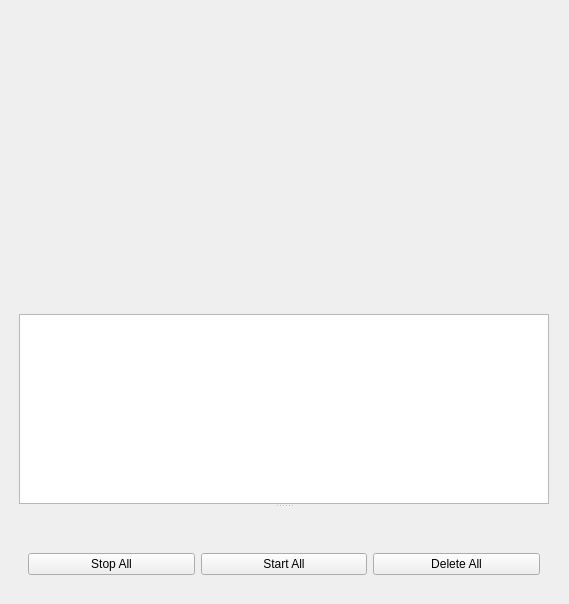
This is sVanilla/src/ClientUi/Download/DownloadWidget.ui in WangPengZhan/sVanilla as Qt 5 draws it before an edit. The edited form follows.
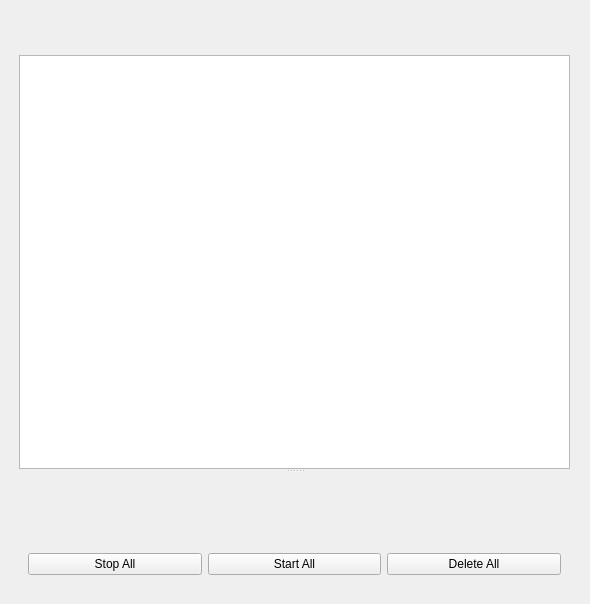
This is the edited form. Custom widgets are drawn as their Qt base class.

What changed in the file:
```diff
--- a/sVanilla/src/ClientUi/Download/DownloadWidget.ui
+++ b/sVanilla/src/ClientUi/Download/DownloadWidget.ui
@@ -6,7 +6,7 @@
    <rect>
     <x>0</x>
     <y>0</y>
-    <width>515</width>
+    <width>590</width>
     <height>604</height>
    </rect>
   </property>
@@ -53,11 +53,8 @@
       </item>
       <item>
        <spacer name="horizontalSpacer">
-        <property name="sizeHint" stdset="0">
-         <size>
-          <width>538</width>
-          <height>17</height>
-         </size>
+        <property name="orientation">
+         <enum>Qt::Horizontal</enum>
         </property>
        </spacer>
       </item>
```
